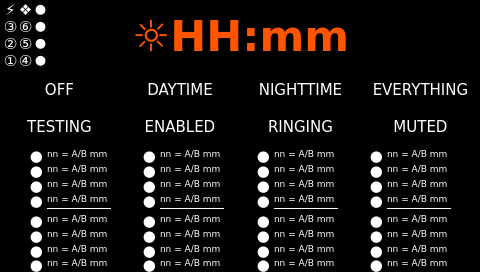
This is SmartHome/page500.ui in fmandracci/smart-home as Qt 5 draws it before an edit. The edited form follows.
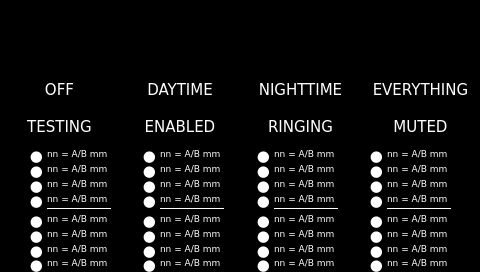
This is the edited form. Icons and pictures are not drawn. Custom widgets are drawn as their Qt base class.

The edit to the form file:
```diff
--- a/SmartHome/page500.ui
+++ b/SmartHome/page500.ui
@@ -24,8 +24,8 @@
   </property>
   <property name="maximumSize">
    <size>
-    <width>800</width>
-    <height>800</height>
+<width>1280</width>
+<height>1280</height>
    </size>
   </property>
   <property name="windowTitle">
@@ -57,503 +57,8 @@
     <number>0</number>
    </property>
    <item>
-    <layout class="QHBoxLayout" name="horizontalLayout">
-     <property name="spacing">
-      <number>0</number>
-     </property>
-     <property name="sizeConstraint">
-      <enum>QLayout::SetMaximumSize</enum>
-     </property>
-     <item>
-      <layout class="QGridLayout" name="gridLayout_leds">
-       <property name="leftMargin">
-        <number>3</number>
-       </property>
-       <property name="topMargin">
-        <number>0</number>
-       </property>
-       <property name="rightMargin">
-        <number>3</number>
-       </property>
-       <property name="bottomMargin">
-        <number>0</number>
-       </property>
-       <property name="spacing">
-        <number>0</number>
-       </property>
-       <item row="4" column="2">
-        <widget class="QLabel" name="label_yellow_2">
+<widget class="HeaderPanel" name="headerPanel" native="true">
          <property name="sizePolicy">
-          <sizepolicy hsizetype="Fixed" vsizetype="Fixed">
-           <horstretch>0</horstretch>
-           <verstretch>0</verstretch>
-          </sizepolicy>
-         </property>
-         <property name="minimumSize">
-          <size>
-           <width>15</width>
-           <height>15</height>
-          </size>
-         </property>
-         <property name="maximumSize">
-          <size>
-           <width>15</width>
-           <height>15</height>
-          </size>
-         </property>
-         <property name="font">
-          <font>
-           <family>DejaVu Sans</family>
-           <pointsize>10</pointsize>
-          </font>
-         </property>
-         <property name="styleSheet">
-          <string notr="true">color: rgb(255, 255, 255);</string>
-         </property>
-         <property name="text">
-          <string notr="true">●</string>
-         </property>
-         <property name="alignment">
-          <set>Qt::AlignBottom|Qt::AlignHCenter</set>
-         </property>
-        </widget>
-       </item>
-       <item row="1" column="2">
-        <widget class="QLabel" name="label_red">
-         <property name="sizePolicy">
-          <sizepolicy hsizetype="Fixed" vsizetype="Fixed">
-           <horstretch>0</horstretch>
-           <verstretch>0</verstretch>
-          </sizepolicy>
-         </property>
-         <property name="minimumSize">
-          <size>
-           <width>15</width>
-           <height>15</height>
-          </size>
-         </property>
-         <property name="maximumSize">
-          <size>
-           <width>15</width>
-           <height>15</height>
-          </size>
-         </property>
-         <property name="font">
-          <font>
-           <family>DejaVu Sans</family>
-           <pointsize>10</pointsize>
-          </font>
-         </property>
-         <property name="styleSheet">
-          <string notr="true">color: rgb(255, 255, 255);</string>
-         </property>
-         <property name="text">
-          <string notr="true">●</string>
-         </property>
-         <property name="alignment">
-          <set>Qt::AlignBottom|Qt::AlignHCenter</set>
-         </property>
-        </widget>
-       </item>
-       <item row="2" column="2">
-        <widget class="QLabel" name="label_yellow_1">
-         <property name="sizePolicy">
-          <sizepolicy hsizetype="Fixed" vsizetype="Fixed">
-           <horstretch>0</horstretch>
-           <verstretch>0</verstretch>
-          </sizepolicy>
-         </property>
-         <property name="minimumSize">
-          <size>
-           <width>15</width>
-           <height>15</height>
-          </size>
-         </property>
-         <property name="maximumSize">
-          <size>
-           <width>15</width>
-           <height>15</height>
-          </size>
-         </property>
-         <property name="font">
-          <font>
-           <family>DejaVu Sans</family>
-           <pointsize>10</pointsize>
-          </font>
-         </property>
-         <property name="styleSheet">
-          <string notr="true">color: rgb(255, 255, 255);</string>
-         </property>
-         <property name="text">
-          <string notr="true">●</string>
-         </property>
-         <property name="alignment">
-          <set>Qt::AlignBottom|Qt::AlignHCenter</set>
-         </property>
-        </widget>
-       </item>
-       <item row="4" column="0">
-        <widget class="QLabel" name="label_T1">
-         <property name="sizePolicy">
-          <sizepolicy hsizetype="Fixed" vsizetype="Fixed">
-           <horstretch>0</horstretch>
-           <verstretch>0</verstretch>
-          </sizepolicy>
-         </property>
-         <property name="minimumSize">
-          <size>
-           <width>15</width>
-           <height>15</height>
-          </size>
-         </property>
-         <property name="maximumSize">
-          <size>
-           <width>15</width>
-           <height>15</height>
-          </size>
-         </property>
-         <property name="font">
-          <font>
-           <family>DejaVu Sans</family>
-           <pointsize>11</pointsize>
-          </font>
-         </property>
-         <property name="styleSheet">
-          <string notr="true">color: rgb(255, 255, 255);</string>
-         </property>
-         <property name="text">
-          <string notr="true">①</string>
-         </property>
-         <property name="scaledContents">
-          <bool>true</bool>
-         </property>
-         <property name="alignment">
-          <set>Qt::AlignCenter</set>
-         </property>
-        </widget>
-       </item>
-       <item row="0" column="2">
-        <widget class="QLabel" name="label_green">
-         <property name="sizePolicy">
-          <sizepolicy hsizetype="Fixed" vsizetype="Fixed">
-           <horstretch>0</horstretch>
-           <verstretch>0</verstretch>
-          </sizepolicy>
-         </property>
-         <property name="minimumSize">
-          <size>
-           <width>15</width>
-           <height>15</height>
-          </size>
-         </property>
-         <property name="maximumSize">
-          <size>
-           <width>15</width>
-           <height>15</height>
-          </size>
-         </property>
-         <property name="font">
-          <font>
-           <family>DejaVu Sans</family>
-           <pointsize>10</pointsize>
-          </font>
-         </property>
-         <property name="styleSheet">
-          <string notr="true">color: rgb(255, 255, 255);</string>
-         </property>
-         <property name="text">
-          <string notr="true">●</string>
-         </property>
-         <property name="alignment">
-          <set>Qt::AlignBottom|Qt::AlignHCenter</set>
-         </property>
-        </widget>
-       </item>
-       <item row="0" column="0">
-        <widget class="QLabel" name="label_EP">
-         <property name="sizePolicy">
-          <sizepolicy hsizetype="Fixed" vsizetype="Fixed">
-           <horstretch>0</horstretch>
-           <verstretch>0</verstretch>
-          </sizepolicy>
-         </property>
-         <property name="minimumSize">
-          <size>
-           <width>15</width>
-           <height>15</height>
-          </size>
-         </property>
-         <property name="maximumSize">
-          <size>
-           <width>15</width>
-           <height>15</height>
-          </size>
-         </property>
-         <property name="font">
-          <font>
-           <family>DejaVu Sans</family>
-           <pointsize>11</pointsize>
-          </font>
-         </property>
-         <property name="styleSheet">
-          <string notr="true">color: rgb(255, 255, 255);</string>
-         </property>
-         <property name="text">
-          <string notr="true">⚡</string>
-         </property>
-         <property name="scaledContents">
-          <bool>true</bool>
-         </property>
-         <property name="alignment">
-          <set>Qt::AlignCenter</set>
-         </property>
-        </widget>
-       </item>
-       <item row="0" column="1">
-        <widget class="QLabel" name="label_BA">
-         <property name="sizePolicy">
-          <sizepolicy hsizetype="Fixed" vsizetype="Fixed">
-           <horstretch>0</horstretch>
-           <verstretch>0</verstretch>
-          </sizepolicy>
-         </property>
-         <property name="minimumSize">
-          <size>
-           <width>15</width>
-           <height>15</height>
-          </size>
-         </property>
-         <property name="maximumSize">
-          <size>
-           <width>15</width>
-           <height>15</height>
-          </size>
-         </property>
-         <property name="font">
-          <font>
-           <family>DejaVu Sans</family>
-           <pointsize>11</pointsize>
-          </font>
-         </property>
-         <property name="styleSheet">
-          <string notr="true">color: rgb(255, 255, 255);</string>
-         </property>
-         <property name="text">
-          <string notr="true">❖</string>
-         </property>
-         <property name="scaledContents">
-          <bool>true</bool>
-         </property>
-         <property name="alignment">
-          <set>Qt::AlignCenter</set>
-         </property>
-        </widget>
-       </item>
-       <item row="1" column="1">
-        <widget class="QLabel" name="label_T6">
-         <property name="sizePolicy">
-          <sizepolicy hsizetype="Fixed" vsizetype="Fixed">
-           <horstretch>0</horstretch>
-           <verstretch>0</verstretch>
-          </sizepolicy>
-         </property>
-         <property name="minimumSize">
-          <size>
-           <width>15</width>
-           <height>15</height>
-          </size>
-         </property>
-         <property name="maximumSize">
-          <size>
-           <width>15</width>
-           <height>15</height>
-          </size>
-         </property>
-         <property name="font">
-          <font>
-           <family>DejaVu Sans</family>
-           <pointsize>11</pointsize>
-          </font>
-         </property>
-         <property name="styleSheet">
-          <string notr="true">color: rgb(255, 255, 255);</string>
-         </property>
-         <property name="text">
-          <string notr="true">⑥</string>
-         </property>
-         <property name="scaledContents">
-          <bool>true</bool>
-         </property>
-         <property name="alignment">
-          <set>Qt::AlignCenter</set>
-         </property>
-        </widget>
-       </item>
-       <item row="4" column="1">
-        <widget class="QLabel" name="label_T4">
-         <property name="sizePolicy">
-          <sizepolicy hsizetype="Fixed" vsizetype="Fixed">
-           <horstretch>0</horstretch>
-           <verstretch>0</verstretch>
-          </sizepolicy>
-         </property>
-         <property name="minimumSize">
-          <size>
-           <width>15</width>
-           <height>15</height>
-          </size>
-         </property>
-         <property name="maximumSize">
-          <size>
-           <width>15</width>
-           <height>15</height>
-          </size>
-         </property>
-         <property name="font">
-          <font>
-           <family>DejaVu Sans</family>
-           <pointsize>11</pointsize>
-          </font>
-         </property>
-         <property name="styleSheet">
-          <string notr="true">color: rgb(255, 255, 255);</string>
-         </property>
-         <property name="text">
-          <string notr="true">④</string>
-         </property>
-         <property name="scaledContents">
-          <bool>true</bool>
-         </property>
-         <property name="alignment">
-          <set>Qt::AlignCenter</set>
-         </property>
-        </widget>
-       </item>
-       <item row="1" column="0">
-        <widget class="QLabel" name="label_T3">
-         <property name="sizePolicy">
-          <sizepolicy hsizetype="Fixed" vsizetype="Fixed">
-           <horstretch>0</horstretch>
-           <verstretch>0</verstretch>
-          </sizepolicy>
-         </property>
-         <property name="minimumSize">
-          <size>
-           <width>15</width>
-           <height>15</height>
-          </size>
-         </property>
-         <property name="maximumSize">
-          <size>
-           <width>15</width>
-           <height>15</height>
-          </size>
-         </property>
-         <property name="font">
-          <font>
-           <family>DejaVu Sans</family>
-           <pointsize>11</pointsize>
-          </font>
-         </property>
-         <property name="styleSheet">
-          <string notr="true">color: rgb(255, 255, 255);</string>
-         </property>
-         <property name="text">
-          <string notr="true">③</string>
-         </property>
-         <property name="scaledContents">
-          <bool>true</bool>
-         </property>
-         <property name="alignment">
-          <set>Qt::AlignCenter</set>
-         </property>
-        </widget>
-       </item>
-       <item row="2" column="0">
-        <widget class="QLabel" name="label_T2">
-         <property name="sizePolicy">
-          <sizepolicy hsizetype="Fixed" vsizetype="Fixed">
-           <horstretch>0</horstretch>
-           <verstretch>0</verstretch>
-          </sizepolicy>
-         </property>
-         <property name="minimumSize">
-          <size>
-           <width>15</width>
-           <height>15</height>
-          </size>
-         </property>
-         <property name="maximumSize">
-          <size>
-           <width>15</width>
-           <height>15</height>
-          </size>
-         </property>
-         <property name="font">
-          <font>
-           <family>DejaVu Sans</family>
-           <pointsize>11</pointsize>
-          </font>
-         </property>
-         <property name="styleSheet">
-          <string notr="true">color: rgb(255, 255, 255);</string>
-         </property>
-         <property name="text">
-          <string notr="true">②</string>
-         </property>
-         <property name="scaledContents">
-          <bool>true</bool>
-         </property>
-         <property name="alignment">
-          <set>Qt::AlignCenter</set>
-         </property>
-        </widget>
-       </item>
-       <item row="2" column="1">
-        <widget class="QLabel" name="label_T5">
-         <property name="sizePolicy">
-          <sizepolicy hsizetype="Fixed" vsizetype="Fixed">
-           <horstretch>0</horstretch>
-           <verstretch>0</verstretch>
-          </sizepolicy>
-         </property>
-         <property name="minimumSize">
-          <size>
-           <width>15</width>
-           <height>15</height>
-          </size>
-         </property>
-         <property name="maximumSize">
-          <size>
-           <width>15</width>
-           <height>15</height>
-          </size>
-         </property>
-         <property name="font">
-          <font>
-           <family>DejaVu Sans</family>
-           <pointsize>11</pointsize>
-          </font>
-         </property>
-         <property name="styleSheet">
-          <string notr="true">color: rgb(255, 255, 255);</string>
-         </property>
-         <property name="text">
-          <string notr="true">⑤</string>
-         </property>
-         <property name="scaledContents">
-          <bool>true</bool>
-         </property>
-         <property name="alignment">
-          <set>Qt::AlignCenter</set>
-         </property>
-        </widget>
-       </item>
-      </layout>
-     </item>
-     <item>
-      <widget class="ATCMbutton" name="atcmButton">
-       <property name="sizePolicy">
         <sizepolicy hsizetype="MinimumExpanding" vsizetype="MinimumExpanding">
          <horstretch>0</horstretch>
          <verstretch>0</verstretch>
@@ -561,249 +66,26 @@
        </property>
        <property name="minimumSize">
         <size>
-         <width>50</width>
-         <height>50</height>
-        </size>
-       </property>
-       <property name="maximumSize">
-        <size>
-         <width>50</width>
-         <height>50</height>
-        </size>
-       </property>
-       <property name="font">
-        <font>
-         <family>DejaVu Sans</family>
-         <pointsize>8</pointsize>
-        </font>
-       </property>
-       <property name="iconSize">
-        <size>
-         <width>36</width>
-         <height>36</height>
-        </size>
-       </property>
-       <property name="toolTip">
-        <string/>
-       </property>
-       <property name="whatsThis">
-        <string>ATCMbutton widget</string>
-       </property>
-       <property name="pageName">
-        <string notr="true">HOME</string>
-       </property>
-       <property name="statusvar">
-        <string notr="true"/>
-       </property>
-       <property name="viewStatus">
-        <bool>false</bool>
-       </property>
-       <property name="visibilityVar">
-        <string notr="true"/>
-       </property>
-       <property name="bgColor">
-        <color>
-         <red>0</red>
-         <green>0</green>
-         <blue>0</blue>
-        </color>
-       </property>
-       <property name="borderColor">
-        <color>
-         <red>128</red>
-         <green>0</green>
-         <blue>255</blue>
-        </color>
-       </property>
-       <property name="bgPressColor">
-        <color>
-         <red>128</red>
-         <green>0</green>
-         <blue>255</blue>
-        </color>
-       </property>
-       <property name="borderPressColor">
-        <color>
-         <red>128</red>
-         <green>0</green>
-         <blue>255</blue>
-        </color>
-       </property>
-       <property name="text">
-        <string/>
-       </property>
-       <property name="pressText">
-        <string/>
-       </property>
-       <property name="icon">
-        <iconset resource="resources.qrc">
-         <normaloff>:/icons/icons/Antifurto.png</normaloff>:/icons/icons/Antifurto.png</iconset>
-       </property>
-       <property name="borderWidth">
-        <number>3</number>
-       </property>
-       <property name="borderRadius">
-        <number>50</number>
-       </property>
-       <property name="apparence">
-        <enum>QFrame::Plain</enum>
-       </property>
-      </widget>
-     </item>
-     <item>
-      <widget class="QPushButton" name="pushButton_time">
-       <property name="sizePolicy">
-        <sizepolicy hsizetype="MinimumExpanding" vsizetype="MinimumExpanding">
-         <horstretch>0</horstretch>
-         <verstretch>0</verstretch>
-        </sizepolicy>
-       </property>
-       <property name="minimumSize">
-        <size>
-         <width>0</width>
+<width>480</width>
          <height>72</height>
         </size>
        </property>
        <property name="maximumSize">
         <size>
          <width>16777215</width>
-         <height>72</height>
+<height>90</height>
         </size>
        </property>
        <property name="font">
         <font>
          <family>DejaVu Sans</family>
-         <pointsize>32</pointsize>
-         <weight>75</weight>
-         <bold>true</bold>
-        </font>
-       </property>
-       <property name="focusPolicy">
-        <enum>Qt::NoFocus</enum>
-       </property>
-       <property name="styleSheet">
-        <string notr="true">background-color: rgb(0, 0, 0);
-color: rgb(255, 85, 0);</string>
-       </property>
-       <property name="text">
-        <string>☼HH:mm</string>
-       </property>
-       <property name="default">
-        <bool>false</bool>
-       </property>
-       <property name="flat">
-        <bool>true</bool>
-       </property>
+  <pointsize>8</pointsize>
+ </font>
+</property>
       </widget>
      </item>
      <item>
-      <spacer name="horizontalSpacer_6">
-       <property name="orientation">
-        <enum>Qt::Horizontal</enum>
-       </property>
-       <property name="sizeType">
-        <enum>QSizePolicy::Fixed</enum>
-       </property>
-       <property name="sizeHint" stdset="0">
-        <size>
-         <width>50</width>
-         <height>20</height>
-        </size>
-       </property>
-      </spacer>
-     </item>
-     <item>
-      <widget class="ATCMbutton" name="atcmButton_home">
-       <property name="sizePolicy">
-        <sizepolicy hsizetype="MinimumExpanding" vsizetype="Fixed">
-         <horstretch>0</horstretch>
-         <verstretch>0</verstretch>
-        </sizepolicy>
-       </property>
-       <property name="minimumSize">
-        <size>
-         <width>50</width>
-         <height>50</height>
-        </size>
-       </property>
-       <property name="maximumSize">
-        <size>
-         <width>50</width>
-         <height>50</height>
-        </size>
-       </property>
-       <property name="font">
-        <font>
-         <family>DejaVu Sans</family>
-         <pointsize>24</pointsize>
-        </font>
-       </property>
-       <property name="iconSize">
-        <size>
-         <width>72</width>
-         <height>72</height>
-        </size>
-       </property>
-       <property name="toolTip">
-        <string/>
-       </property>
-       <property name="whatsThis">
-        <string>ATCMbutton widget</string>
-       </property>
-       <property name="pageName">
-        <string notr="true">HOME</string>
-       </property>
-       <property name="statusvar">
-        <string notr="true"/>
-       </property>
-       <property name="viewStatus">
-        <bool>false</bool>
-       </property>
-       <property name="visibilityVar">
-        <string notr="true"/>
-       </property>
-       <property name="bgColor">
-        <color>
-         <red>0</red>
-         <green>0</green>
-         <blue>0</blue>
-        </color>
-       </property>
-       <property name="fontColor">
-        <color>
-         <red>255</red>
-         <green>85</green>
-         <blue>0</blue>
-        </color>
-       </property>
-       <property name="bgPressColor">
-        <color>
-         <red>255</red>
-         <green>85</green>
-         <blue>0</blue>
-        </color>
-       </property>
-       <property name="text">
-        <string>☰</string>
-       </property>
-       <property name="pressText">
-        <string>☰</string>
-       </property>
-       <property name="borderWidth">
-        <number>0</number>
-       </property>
-       <property name="borderRadius">
-        <number>0</number>
-       </property>
-       <property name="apparence">
-        <enum>QFrame::Plain</enum>
-       </property>
-      </widget>
-     </item>
-    </layout>
-   </item>
-   <item>
-    <spacer name="verticalSpacer_4">
+<spacer name="verticalSpacer_top">
      <property name="orientation">
       <enum>Qt::Vertical</enum>
      </property>
@@ -3332,48 +2614,14 @@
  </widget>
  <customwidgets>
   <customwidget>
-   <class>ATCMbutton</class>
-   <extends>QPushButton</extends>
-   <header>atcmplugin.h</header>
-  </customwidget>
- </customwidgets>
- <resources>
-  <include location="resources.qrc"/>
- </resources>
- <connections>
-  <connection>
-   <sender>atcmButton_home</sender>
-   <signal>newPage(const char*,bool)</signal>
-   <receiver>page500</receiver>
-   <slot>goto_page(const char*,bool)</slot>
-   <hints>
-    <hint type="sourcelabel">
-     <x>20</x>
-     <y>20</y>
-    </hint>
-    <hint type="destinationlabel">
-     <x>20</x>
-     <y>20</y>
-    </hint>
-   </hints>
-  </connection>
-  <connection>
-   <sender>atcmButton</sender>
-   <signal>newPage(const char*,bool)</signal>
-   <receiver>page500</receiver>
-   <slot>goto_page(const char*,bool)</slot>
-   <hints>
-    <hint type="sourcelabel">
-     <x>20</x>
-     <y>20</y>
-    </hint>
-    <hint type="destinationlabel">
-     <x>20</x>
-     <y>20</y>
-    </hint>
-   </hints>
-  </connection>
- </connections>
+<class>HeaderPanel</class>
+<extends>QWidget</extends>
+<header>headerpanel.h</header>
+<container>1</container>
+</customwidget>
+</customwidgets>
+<resources/>
+<connections/>
  <slots>
   <slot>goto_page(const char*,bool)</slot>
  </slots>
```
Left out of the diff: 303 changed lines with no effect on the pictures. Lines whose indentation alone changed are shown as unchanged.
